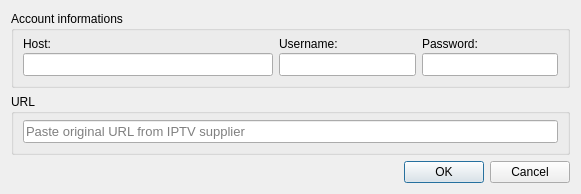
This is panelform.ui in fabiorush92/QIPTV as Qt 5 draws it before an edit. The edited form follows.
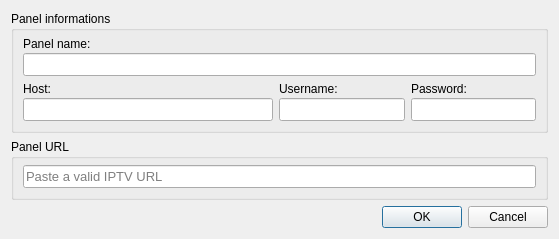
This is the edited form.

Commit message: complete PanelRepository & start UI composition

Patch:
```diff
--- a/panelform.ui
+++ b/panelform.ui
@@ -6,8 +6,8 @@
    <rect>
     <x>0</x>
     <y>0</y>
-    <width>581</width>
-    <height>178</height>
+    <width>559</width>
+    <height>226</height>
    </rect>
   </property>
   <property name="font">
@@ -18,16 +18,41 @@
   <property name="windowTitle">
    <string>Dialog</string>
   </property>
-  <layout class="QVBoxLayout" name="verticalLayout_5">
+  <layout class="QVBoxLayout" name="verticalLayout_7">
    <item>
     <widget class="QGroupBox" name="groupAccount">
      <property name="title">
-      <string>Account informations</string>
+      <string>Panel informations</string>
      </property>
+     <layout class="QVBoxLayout" name="verticalLayout_6">
+      <property name="topMargin">
+       <number>6</number>
+      </property>
+      <item>
+       <layout class="QVBoxLayout" name="verticalLayout_5">
+        <property name="spacing">
+         <number>2</number>
+        </property>
+        <item>
+         <widget class="QLabel" name="label_4">
+          <property name="text">
+           <string>Panel name:</string>
+          </property>
+         </widget>
+        </item>
+        <item>
+         <widget class="QLineEdit" name="lineName">
+          <property name="font">
+           <font>
+            <pointsize>10</pointsize>
+           </font>
+          </property>
+         </widget>
+        </item>
+       </layout>
+      </item>
+      <item>
      <layout class="QHBoxLayout" name="horizontalLayout">
-      <property name="topMargin">
-       <number>6</number>
-      </property>
       <item>
        <layout class="QVBoxLayout" name="verticalLayout_4">
         <property name="spacing">
@@ -107,12 +132,14 @@
        </layout>
       </item>
      </layout>
+      </item>
+     </layout>
     </widget>
    </item>
    <item>
     <widget class="QGroupBox" name="groupURL">
      <property name="title">
-      <string>URL</string>
+      <string>Panel URL</string>
      </property>
      <layout class="QVBoxLayout" name="verticalLayout">
       <property name="topMargin">
@@ -126,7 +153,7 @@
          </font>
         </property>
         <property name="placeholderText">
-         <string>Paste original URL from IPTV supplier</string>
+         <string>Paste a valid IPTV URL</string>
         </property>
        </widget>
       </item>
```
Lines whose indentation alone changed are shown as unchanged. The commit also changes 10 other files.
